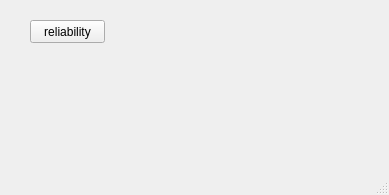
This is ui/mainwindow.ui in EthoWatcher/Reliability as Qt 5 draws it before an edit. The edited form follows.
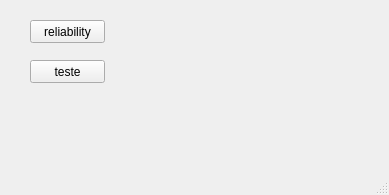
This is the edited form.

Commit message: Conectado as interfaces gráficas com a biblioteca construida.

```diff
--- a/ui/mainwindow.ui
+++ b/ui/mainwindow.ui
@@ -27,6 +27,19 @@
      <string>reliability</string>
     </property>
    </widget>
+   <widget class="QPushButton" name="pb_teste_1">
+    <property name="geometry">
+     <rect>
+      <x>30</x>
+      <y>60</y>
+      <width>75</width>
+      <height>23</height>
+     </rect>
+    </property>
+    <property name="text">
+     <string>teste</string>
+    </property>
+   </widget>
   </widget>
   <widget class="QMenuBar" name="menubar">
    <property name="geometry">
```
The commit also changes 3 other files.
